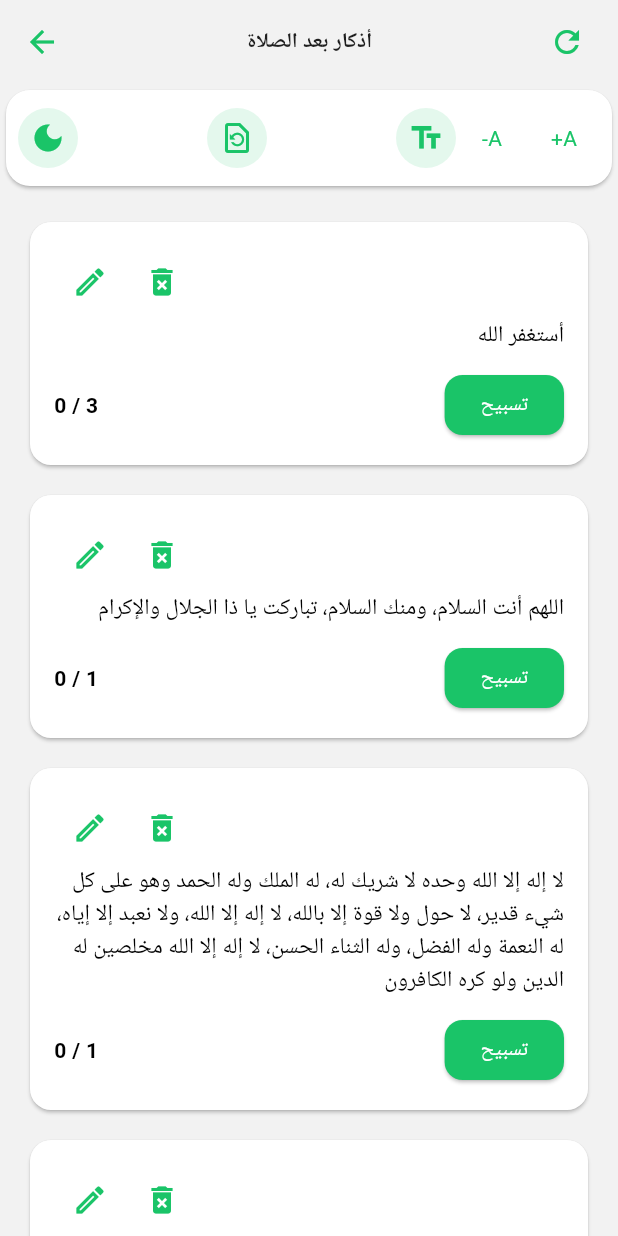
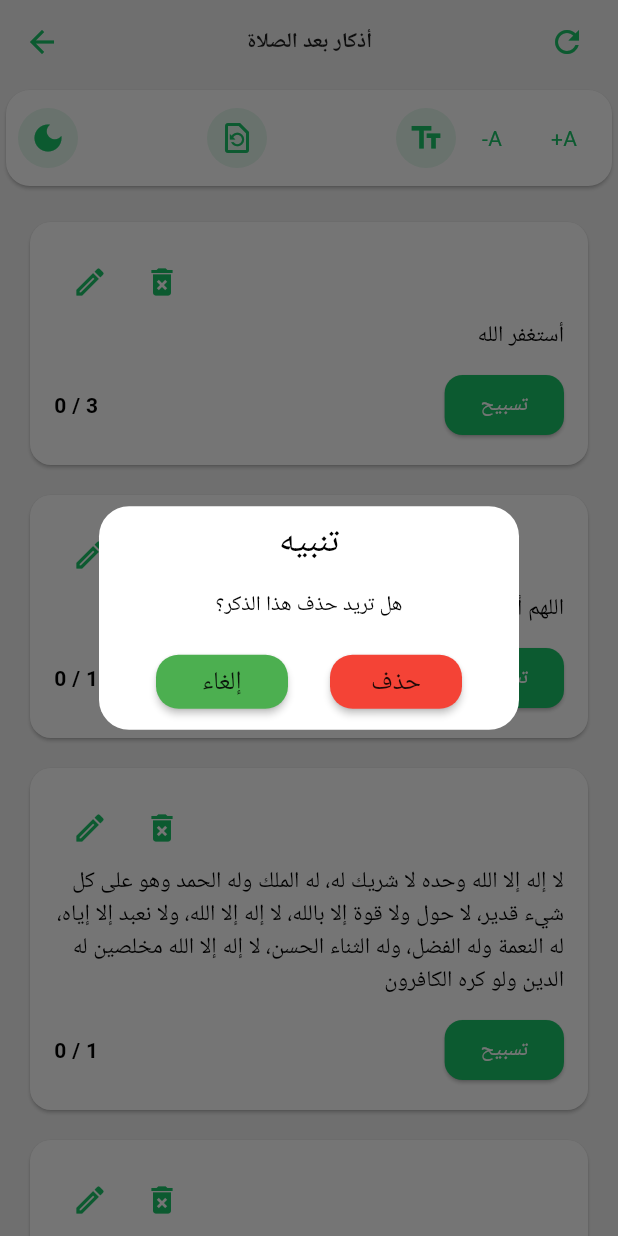
Before and after one commit to eslam281/es28, a Flutter app: the AthkarAP screen opened by its route, after a tap on the "delete forever" icon, on a phone screen of 412 x 824 dp. Run offline on Flutter 3.47's test engine with Material 3 defaults, Android fonts, the phone set to English and light mode, and no system bars; our stand-ins replace animated_splash_screen, audioplayers, connectivity_plus, dartz, flutter_compass, flutter_local_notifications and 6 more; missing offline and left inert: drop_down_list, flutter_background_service; accounts and stored records are empty; network calls fail; Roboto replaces fonts that are missing (sans).

Commit message:
some edit in athkar_SM 6 add option to add and edit

```diff
--- a/lib/controller/althakr/elathaker_controller.dart
+++ b/lib/controller/althakr/elathaker_controller.dart
@@ -83,18 +83,21 @@ class ElathakerController extends GetxController{
     count.add(0);
     myBox?.put("athkar", athkar);
     update();
+    Get.back();
   }
   delete(int index) {
     athkar.removeAt(index);
     count.removeAt(index);
     myBox?.put("athkar", athkar);
     update();
+    Get.back();
   }
   edit(int index, String text, int count) {
     athkar[index][0] = text;
     athkar[index][1] = count;
     myBox?.put("athkar", athkar);
     update();
+    Get.back();
   }
   restore(){
     athkar =_athkarBase;
--- a/lib/core/class/theme.dart
+++ b/lib/core/class/theme.dart
@@ -1,5 +1,6 @@
 
 import 'package:flutter/material.dart';
+import 'package:flutter/services.dart';
 
 import '../../main.dart';
 import '../constant/color.dart';
@@ -8,7 +9,7 @@ class MyTheme {
 
   static ThemeData  lightTheme= ThemeData(
       appBarTheme: const AppBarTheme(titleTextStyle:TextStyle(color:AppColor.black) ,
-  elevation: 0,color:AppColor.white,
+  elevation: 0,color:AppColor.white,surfaceTintColor:AppColor.white ,
   iconTheme:IconThemeData(color:AppColor.secondColor)),
     scaffoldBackgroundColor:AppColor.white,
       colorScheme: const ColorScheme.light(
@@ -20,8 +21,9 @@ class MyTheme {
   );
 
   static ThemeData  darkTheme= ThemeData(
-      appBarTheme: const AppBarTheme(color:AppColor.black,elevation: 0
-  ,iconTheme:IconThemeData(color:AppColor.secondColor)),
+      appBarTheme: const AppBarTheme(color:AppColor.black,elevation: 0,
+          surfaceTintColor:AppColor.black ,
+  iconTheme:IconThemeData(color:AppColor.secondColor)),
     scaffoldBackgroundColor:AppColor.black,
       colorScheme: const ColorScheme.dark(
           brightness: Brightness.dark ),
--- a/lib/view/component/athkar/customAthkarCard.dart
+++ b/lib/view/component/athkar/customAthkarCard.dart
@@ -2,6 +2,7 @@ import 'package:flutter/material.dart';
 import 'package:get/get.dart';
 
 import '../../../core/constant/color.dart';
+import '../../../core/functions/alertexitapp.dart';
 
 class CustomAthkarCard extends StatelessWidget {
   final String elthakr;
@@ -38,7 +39,9 @@ class CustomAthkarCard extends StatelessWidget {
                   icon: const Icon(Icons.edit_outlined, color: AppColor.secondColor),
                 ),
                 IconButton(
-                  onPressed: delete,
+                  onPressed:() {
+                    alertApp("هل تريد حذف هذا الذكر؟","حذف",delete);
+                  } ,
                   icon: const Icon(Icons.delete_forever, color: AppColor.secondColor),
                 ),
                 const Spacer(),
```
Also changed, not shown: lib/controller/althakr/elathakerEditPage.dart (added, +46 -0 lines), lib/view/screen/home/althakr/athkar_SM.dart (+8 -5 lines).
